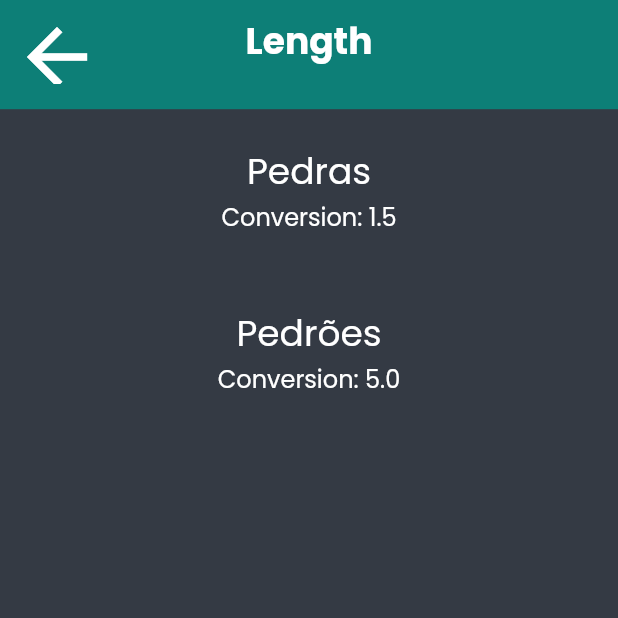
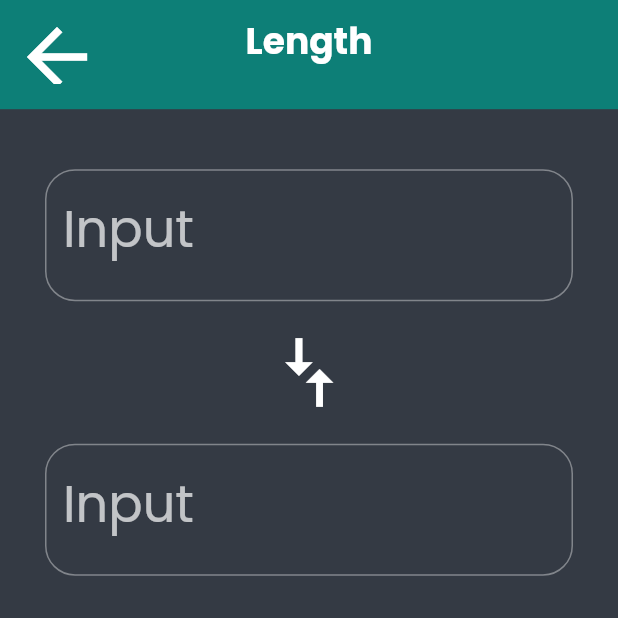
Before and after one commit to Pszione/flutter_udacity_course, a Flutter app: the screen it shows after launch, after a tap on "Length", on a phone screen of 412 x 824 dp, the top half of it. Run offline on Flutter 3.47's test engine with Material 2 defaults, Android fonts, the phone set to English and light mode, and no system bars; our stand-ins replace google_fonts.

Commit message:
UnitConverter - Course 06 - InputField | ConverterScreen part II

```diff
--- a/lib/converter_screen.dart
+++ b/lib/converter_screen.dart
@@ -2,7 +2,9 @@ import 'package:flutter/material.dart';
 import 'package:flutter_udacity_course/constants.dart';
 import 'package:flutter_udacity_course/unit.dart';
 
-class UnitConverterScreen extends StatelessWidget {
+const _padding = EdgeInsets.all(kDefaultPadding);
+
+class UnitConverterScreen extends StatefulWidget {
   const UnitConverterScreen(
       {Key? key, this.unitName, this.unitColor, required this.units})
       : super(key: key);
@@ -12,35 +14,121 @@ class UnitConverterScreen extends StatelessWidget {
   final List<Unit> units;
 
   @override
+  State<UnitConverterScreen> createState() => _UnitConverterScreenState();
+}
+
+class _UnitConverterScreenState extends State<UnitConverterScreen> {
+  Unit? _fromUnit, _toUnit;
+  List<DropdownMenuItem>? _unitMenuItems;
+  double? _inputValue;
+  String _convertedValue = '';
+  //
+  bool _showValidationErrorMessage = false;
+
+  @override
+  initState() {
+    super.initState();
+    _setDefaults();
+    // _createDropdownMenuItems();
+  }
+
+  // TODO: colorSwatch
+  late ColorSwatch colorSwatch = ColorSwatch(widget.unitColor!.hashCode, const {
+    50: Color(0xFF579186),
+    100: Color(0xFF0ABC9B),
+    150: Color(0xFF20877E),
+    200: Color(0xFF20877E)
+  });
+
+  void _setDefaults() {
+    setState(() {
+      _fromUnit = widget.units[0];
+      _toUnit = widget.units[1];
+    });
+  }
+
+  @override
   Widget build(BuildContext context) {
-    //
-    final unitWidgets = units.map((Unit unit) {
-      return Container(
-        margin: const EdgeInsets.all(8.0),
-        padding: const EdgeInsets.all(16.0),
+    return Scaffold(
+      appBar: AppBarCustom(
+        title: widget.unitName,
+        color: widget.unitColor,
+      ),
+      body: Padding(
+        padding: const EdgeInsets.all(kDefaultPadding),
         child: Column(
-          children: <Widget>[
-            Text(
-              unit.name!,
-              style: Theme.of(context).textTheme.headline5,
+          children: const [
+            // inputGroup,
+            InputFieldGroup(),
+            // arrows
+            RotatedBox(
+              quarterTurns: 1,
+              child: Icon(
+                Icons.compare_arrows,
+                size: 55.0,
+              ),
             ),
-            Text(
-              'Conversion: ${unit.conversion}',
-              style: Theme.of(context).textTheme.subtitle1,
-            ),
+            // outputGroup,
+            InputFieldGroup(),
           ],
         ),
-      );
-    }).toList();
+      ),
+    );
+  }
 
-    return Scaffold(
-      appBar: AppBarCustom(
-        title: unitName,
-        color: unitColor,
-      ),
-      body: ListView(
-        children: unitWidgets,
+  /// LinQ
+  Unit? _findUnit(String unitName) =>
+      widget.units.firstWhere((unit) => unit.name == unitName);
+
+  /// Creates fresh list of [DropdownMenuItem] widgets, given a list of [Unit]s.
+  void _createDropdownMenuItems() {
+    var newItems = <DropdownMenuItem>[];
+    for (var unit in widget.units) {
+      newItems.add(DropdownMenuItem(
+        value: unit.name,
+        child: Text(
+          unit.name!,
+          softWrap: true,
+        ),
+      ));
+    }
+    setState(() {
+      _unitMenuItems = newItems;
+    });
+  }
+}
+
+class InputFieldGroup extends StatelessWidget {
+  const InputFieldGroup({Key? key}) : super(key: key);
+
+  @override
+  Widget build(BuildContext context) {
+    return Padding(
+      padding: const EdgeInsets.symmetric(
+          horizontal: kHalfPadding, vertical: kDefaultPadding),
+      child: Column(
+        crossAxisAlignment: CrossAxisAlignment.stretch,
+        children: [
+          // accepts numbers and calls the onChanged property on update.
+          TextField(
+            style: Theme.of(context).textTheme.headline4,
+            decoration: InputDecoration(
+              labelText: 'Input',
+              labelStyle: Theme.of(context).textTheme.headline4,
+              //errorText: _showValidationError ? 'Invalid number entered' : null,
+              border: OutlineInputBorder(borderRadius: kDefaultBorderRadius),
+            ),
+          ),
+        ],
       ),
     );
   }
 }
+
+// final unitWidgets = widget.units.map((Unit unit) {
+//   return Container(
+//     margin: const EdgeInsets.all(8.0),
+//     padding: const EdgeInsets.all(16.0),
+//     child: Column(),
+//   );
+// }).toList();
--- a/lib/unit.dart
+++ b/lib/unit.dart
@@ -18,3 +18,21 @@ class Unit {
         name = jsonMap['name'],
         conversion = jsonMap['conversion'].toDouble();
 }
+
+class UnitHelper {
+  /// Clean up conversion; trim trailing zeros, e.g. 5.500 -> 5.5, 10.0 -> 10
+  static String format(double conversion) {
+    var outputNum = conversion.toStringAsPrecision(7);
+    if (outputNum.contains('.') && outputNum.endsWith('0')) {
+      var i = outputNum.length - 1;
+      while (outputNum[i] == '0') {
+        i -= 1;
+      }
+      outputNum = outputNum.substring(0, i + 1);
+    }
+    if (outputNum.endsWith('.')) {
+      return outputNum.substring(0, outputNum.length - 1);
+    }
+    return outputNum;
+  }
+}
```
